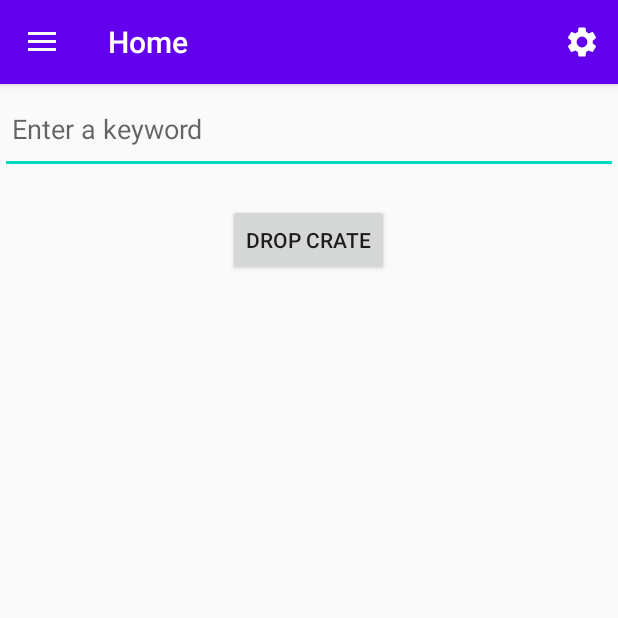
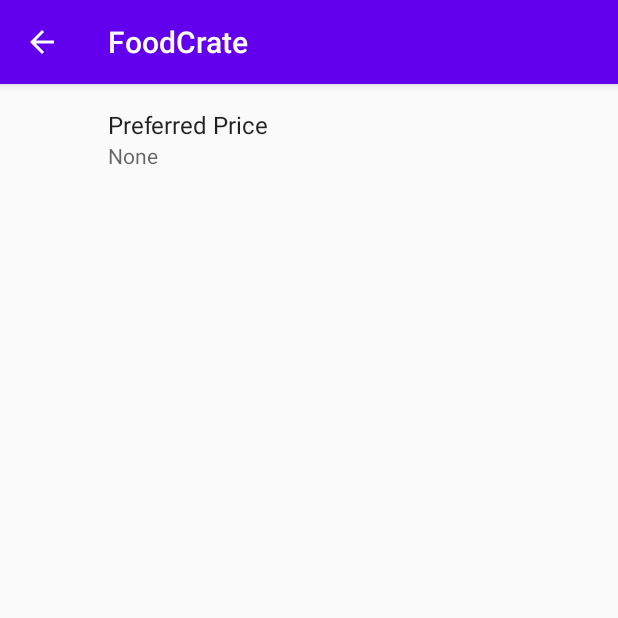
Before and after one commit to JordanNg/Foodcrate, an Android app: the screen it shows after launch (MainActivity before the commit, SettingsActivity after it), after a tap on "Settings", on a phone screen of 412 x 824 dp, the top half of it. Run offline under Robolectric (Android 15) with nearby library versions, the phone set to English and light mode, and no system bars; our stand-ins replace androidx.preference, navigation-ui.

Commit message:
Added a price setting to filter query

```diff
--- a/app/build.gradle
+++ b/app/build.gradle
@@ -41,6 +41,10 @@ dependencies {
     implementation 'androidx.lifecycle:lifecycle-viewmodel:2.2.0'
     implementation 'androidx.lifecycle:lifecycle-livedata:2.2.0'
 
+    implementation 'androidx.preference:preference:1.1.0'
+
+    implementation 'com.google.android.gms:play-services-maps:17.0.0'
+
     testImplementation 'junit:junit:4.12'
     androidTestImplementation 'androidx.test.ext:junit:1.1.1'
     androidTestImplementation 'androidx.test.espresso:espresso-core:3.2.0'
--- a/app/src/main/AndroidManifest.xml
+++ b/app/src/main/AndroidManifest.xml
@@ -13,6 +13,10 @@
         android:roundIcon="@mipmap/ic_launcher_round"
         android:supportsRtl="true"
         android:theme="@style/AppTheme">
+
+        <activity
+            android:name=".SettingsActivity"
+            android:parentActivityName=".MainActivity"></activity>
         <activity
             android:name="com.example.foodcrate.CrateActivity"
             android:parentActivityName="com.example.foodcrate.MainActivity"
--- /dev/null
+++ b/app/src/main/java/com/example/foodcrate/SettingsActivity.java
@@ -0,0 +1,13 @@
+package com.example.foodcrate;
+
+import android.os.Bundle;
+
+import androidx.appcompat.app.AppCompatActivity;
+
+public class SettingsActivity extends AppCompatActivity {
+    @Override
+    protected void onCreate(Bundle savedInstanceState) {
+        super.onCreate(savedInstanceState);
+        setContentView(R.layout.activity_settings);
+    }
+}
--- /dev/null
+++ b/app/src/main/java/com/example/foodcrate/SettingsFragment.java
@@ -0,0 +1,34 @@
+package com.example.foodcrate;
+
+import android.content.SharedPreferences;
+import android.os.Bundle;
+
+import androidx.preference.EditTextPreference;
+import androidx.preference.ListPreference;
+import androidx.preference.PreferenceFragmentCompat;
+
+public class SettingsFragment extends PreferenceFragmentCompat implements SharedPreferences.OnSharedPreferenceChangeListener {
+    @Override
+    public void onCreatePreferences(Bundle savedInstanceState, String rootKey) {
+        addPreferencesFromResource(R.xml.prefs);
+    }
+
+    @Override
+    public void onSharedPreferenceChanged(SharedPreferences sharedPreferences, String key) {
+
+    }
+
+    @Override
+    public void onResume() {
+        super.onResume();
+        getPreferenceScreen().getSharedPreferences()
+                .registerOnSharedPreferenceChangeListener(this);
+    }
+
+    @Override
+    public void onPause() {
+        super.onPause();
+        getPreferenceScreen().getSharedPreferences()
+                .unregisterOnSharedPreferenceChangeListener(this);
+    }
+}
--- a/app/src/main/java/com/example/foodcrate/YelpQueryViewModel.java
+++ b/app/src/main/java/com/example/foodcrate/YelpQueryViewModel.java
@@ -21,8 +21,8 @@ public class YelpQueryViewModel extends ViewModel {
         mLoadingStatus = mRepository.getLoadingStatus();
     }
 
-    public void loadQueryResults(String query, String lon, String lat) {
-        mRepository.loadQueryResults(query, lon, lat);
+    public void loadQueryResults(String query, String lon, String lat, String price) {
+        mRepository.loadQueryResults(query, lon, lat, price);
     }
 
     public LiveData<List<YelpItem>> getQueryResults() {
--- a/app/src/main/java/com/example/foodcrate/data/YelpQueryRepository.java
+++ b/app/src/main/java/com/example/foodcrate/data/YelpQueryRepository.java
@@ -41,9 +41,9 @@ public class YelpQueryRepository implements YelpQueryAsyncTask.Callback{
         }
     }
 
-    public void loadQueryResults(String query, String lon, String lat) {
+    public void loadQueryResults(String query, String lon, String lat, String price) {
         mYelpQueryResults.setValue(null);
-        String url = YelpUtils.buildYelpQuery(query, lon, lat);
+        String url = YelpUtils.buildYelpQuery(query, lon, lat, price);
         Log.d("Executing Query: ", url);
         mLoadingStatus.setValue(Status.LOADING);
         new YelpQueryAsyncTask(this).execute(url);
--- a/app/src/main/java/com/example/foodcrate/utils/YelpUtils.java
+++ b/app/src/main/java/com/example/foodcrate/utils/YelpUtils.java
@@ -68,12 +68,13 @@ public class YelpUtils {
     }
 
 
-    public static String buildYelpQuery(String term, String lon, String lat) {
+    public static String buildYelpQuery(String term, String lon, String lat, String price_pref) {
 
         return Uri.parse(BASE_URL).buildUpon()
                 .appendQueryParameter(TERM, term)
                 .appendQueryParameter(LAT_PARAM, lat)
                 .appendQueryParameter(LON_PARAM, lon)
+                .appendQueryParameter(PRICE, price_pref)
                 .appendQueryParameter(LIMIT, NUMBER_OF_OBJECTS)
                 .build()
                 .toString();
--- /dev/null
+++ b/app/src/main/res/values/arrays.xml
@@ -0,0 +1,19 @@
+<?xml version="1.0" encoding="utf-8"?>
+<resources>
+    <string-array name="preferred_price_entries">
+        <item>None</item>
+        <item>$</item>
+        <item>$$</item>
+        <item>$$$</item>
+        <item>$$$$</item>
+    </string-array>
+
+    <string-array name="preferred_price_values">
+        <item>1,2,3,4</item>
+        <item>1</item>
+        <item>2</item>
+        <item>3</item>
+        <item>4</item>
+    </string-array>
+
+</resources>
--- a/app/src/main/res/values/strings.xml
+++ b/app/src/main/res/values/strings.xml
@@ -102,4 +102,8 @@
         "For example, position the FAB to one side of stream of a cards so the FAB won’t interfere "
         "when a user tries to pick up one of cards.\n\n"
     </string>
+
+    <string name="pref_price_filter_key">pref_price_filter</string>
+    <string name="pref_price_filter_title">Preferred Price</string>
+    <string name="pref_price_default">1,2,3,4</string>
 </resources>
--- /dev/null
+++ b/app/src/main/res/xml/prefs.xml
@@ -0,0 +1,12 @@
+<?xml version="1.0" encoding="utf-8"?>
+<PreferenceScreen xmlns:android="http://schemas.android.com/apk/res/android">
+    <ListPreference
+        android:key="@string/pref_price_filter_key"
+        android:title="@string/pref_price_filter_title"
+        android:summary="%s"
+        android:dialogTitle="@string/pref_price_filter_title"
+        android:entries="@array/preferred_price_entries"
+        android:entryValues="@array/preferred_price_values"
+        android:defaultValue="@string/pref_price_default" >
+    </ListPreference>
+</PreferenceScreen>
```
Also changed, not shown: app/src/main/java/com/example/foodcrate/CrateActivity.java (+12 -2 lines), app/src/main/java/com/example/foodcrate/MainActivity.java (+34 -52 lines), app/src/main/java/com/example/foodcrate/data/YelpQueryAsyncTask.java (+0 -10 lines), app/src/main/res/layout/activity_settings.xml (added, +9 -0 lines), app/src/main/res/layout/content_crate.xml (line endings or trailing spaces).
